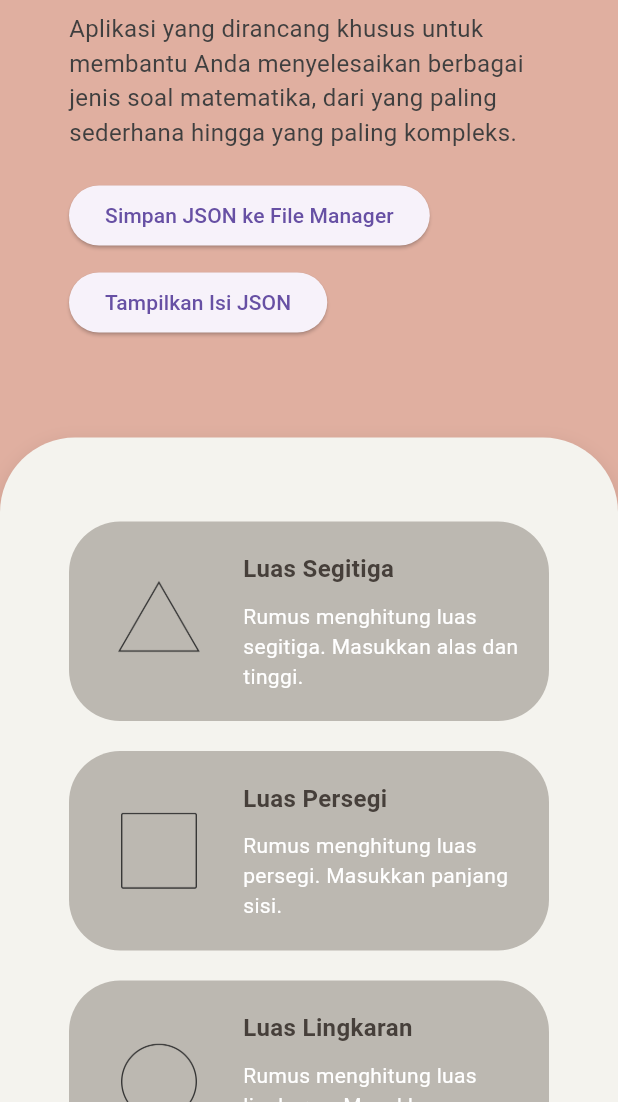
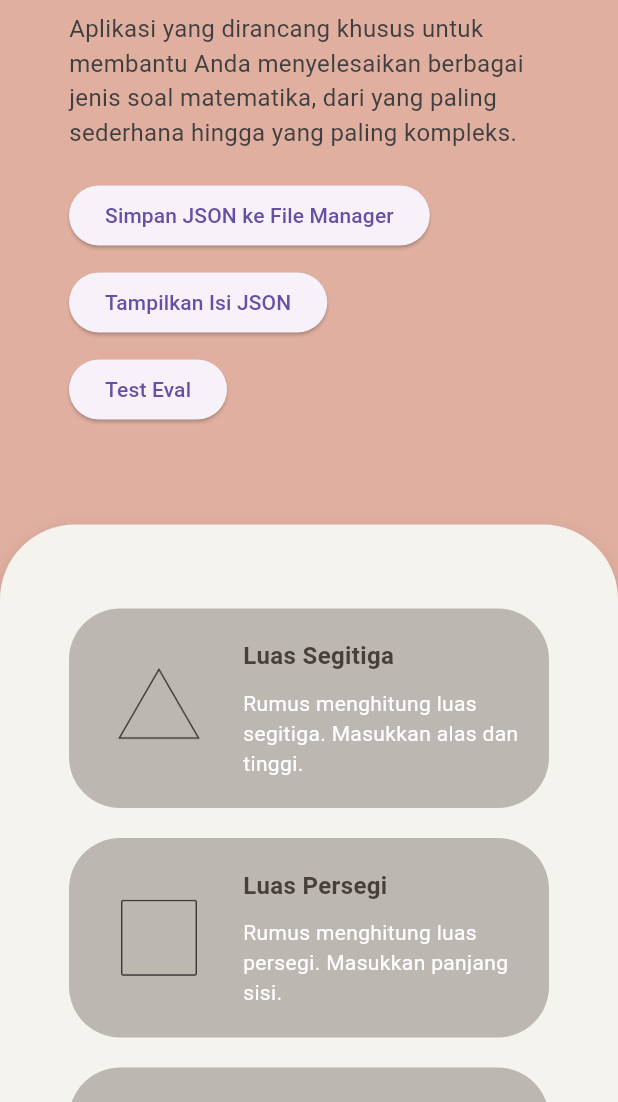
Before and after one commit to AdiAst/MathResolver, a Flutter app: the screen it shows after launch, on a phone screen of 412 x 824 dp, the part 134-1236 px from its top. Run offline on Flutter 3.47's test engine with Material 3 defaults, Android fonts, the phone set to English and light mode, and no system bars; missing offline and left inert: dart_eval.

Commit message:
menambahkan eval

```diff
--- a/lib/addfile.dart
+++ b/lib/addfile.dart
@@ -1,5 +1,6 @@
 import 'dart:convert';
 import 'dart:io';
+import 'package:dart_eval/dart_eval.dart';
 import 'package:path_provider/path_provider.dart';
 
 Future<void> saveJsonToFile() async {
@@ -38,3 +39,7 @@ Future<String> readJsonFromFile() async {
     return 'Gagal mendapatkan direktori penyimpanan';
   }
 }
+
+testEval(String rumus){
+  return eval(rumus);
+}
--- a/lib/halaman_utama.dart
+++ b/lib/halaman_utama.dart
@@ -49,6 +49,12 @@ class HalamanUtama extends StatelessWidget {
                   print(content);
                 },
                 child: Text('Tampilkan Isi JSON'),
+              ),
+              SizedBox(height: 10),
+              ElevatedButton(
+                onPressed: () =>  print(testEval("(2+5) * 4 + (4 - 2)")) ,
+
+                child: Text('Test Eval'),
               ),
             ],
               ),
--- a/pubspec.yaml
+++ b/pubspec.yaml
@@ -36,6 +36,8 @@ dependencies:
   # Use with the CupertinoIcons class for iOS style icons.
   cupertino_icons: ^1.0.6
   path_provider: ^2.1.5
+  flutter_eval: ^0.7.6
+  dart_eval: ^0.7.10
 
 dev_dependencies:
   flutter_test:
```
Also changed, not shown: pubspec.lock, 4 other files.
